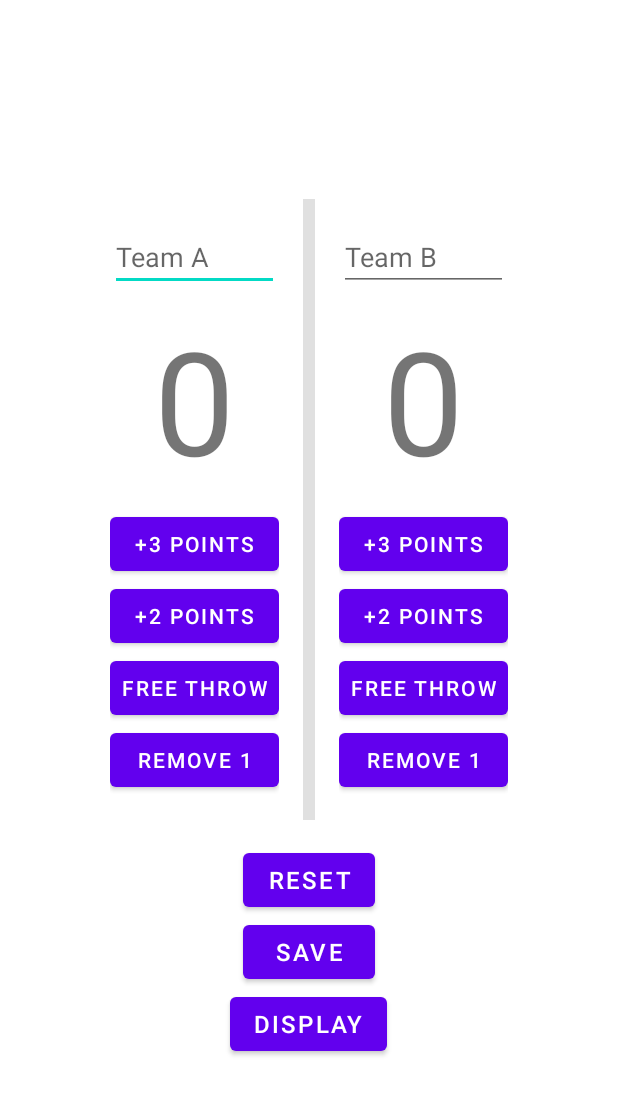
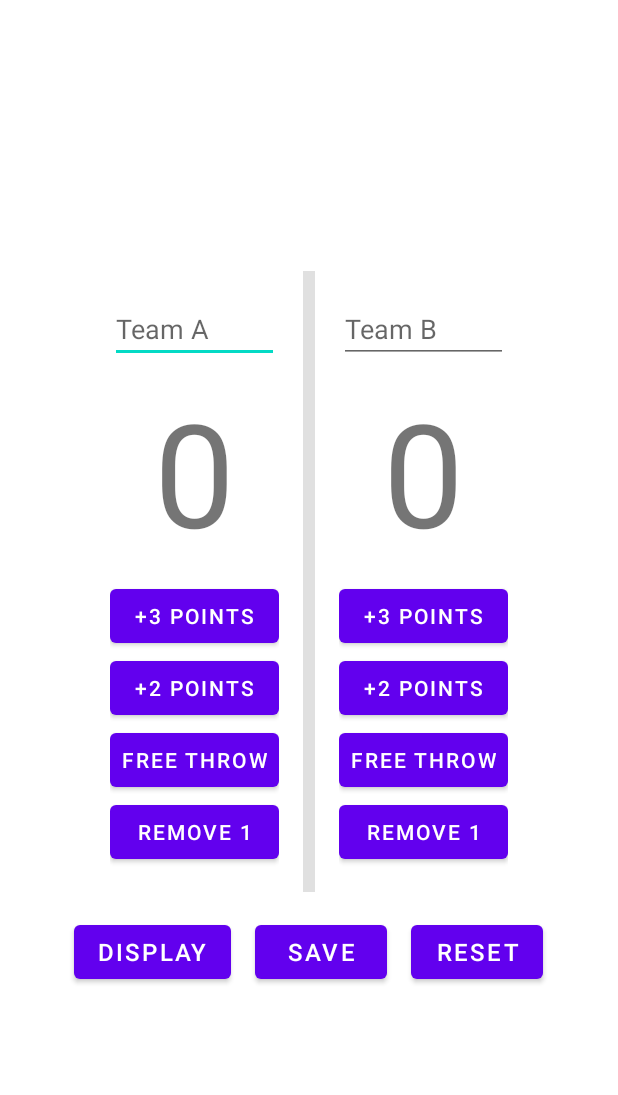
Before and after one commit to T-Reiser/Group27Project1, an Android app: the screen it shows after launch (MainActivity), on a phone screen of 412 x 824 dp. Shown: the top 1095 px of the screen. Run offline under Robolectric (Android 15) with nearby library versions, the phone set to English and light mode, and no system bars; our stand-ins replace Room's generated code.

Commit message:
Refactored the homepage

```diff
--- a/app/src/main/res/layout/fragment_home.xml
+++ b/app/src/main/res/layout/fragment_home.xml
@@ -141,25 +141,38 @@
 
     </LinearLayout>
 
+    <LinearLayout
+        android:layout_width="match_parent"
+        android:layout_height="wrap_content"
+        android:gravity="center_horizontal"
+        android:orientation="horizontal">
+
         <Button
-        android:id="@+id/reset_btn"
+            android:id="@+id/display_btn"
             android:layout_width="wrap_content"
             android:layout_height="wrap_content"
-        android:textSize="16sp"
-        android:text="@string/reset" />
+            android:text="@string/display"
+            android:layout_marginLeft="8dp"
+            android:layout_marginRight="8dp"
+            android:textSize="16sp" />
 
         <Button
             android:id="@+id/save_btn"
             android:layout_width="wrap_content"
             android:layout_height="wrap_content"
-        android:textSize="16sp"
-        android:text="@string/save" />
+            android:text="@string/save"
+            android:layout_marginLeft="8dp"
+            android:layout_marginRight="8dp"
+            android:textSize="16sp" />
 
         <Button
-        android:id="@+id/display_btn"
+            android:id="@+id/reset_btn"
             android:layout_width="wrap_content"
             android:layout_height="wrap_content"
-        android:textSize="16sp"
-        android:text="@string/display" />
+            android:text="@string/reset"
+            android:layout_marginLeft="8dp"
+            android:layout_marginRight="8dp"
+            android:textSize="16sp" />
+    </LinearLayout>
 
 </LinearLayout>
```
Lines whose indentation alone changed are shown as unchanged.
